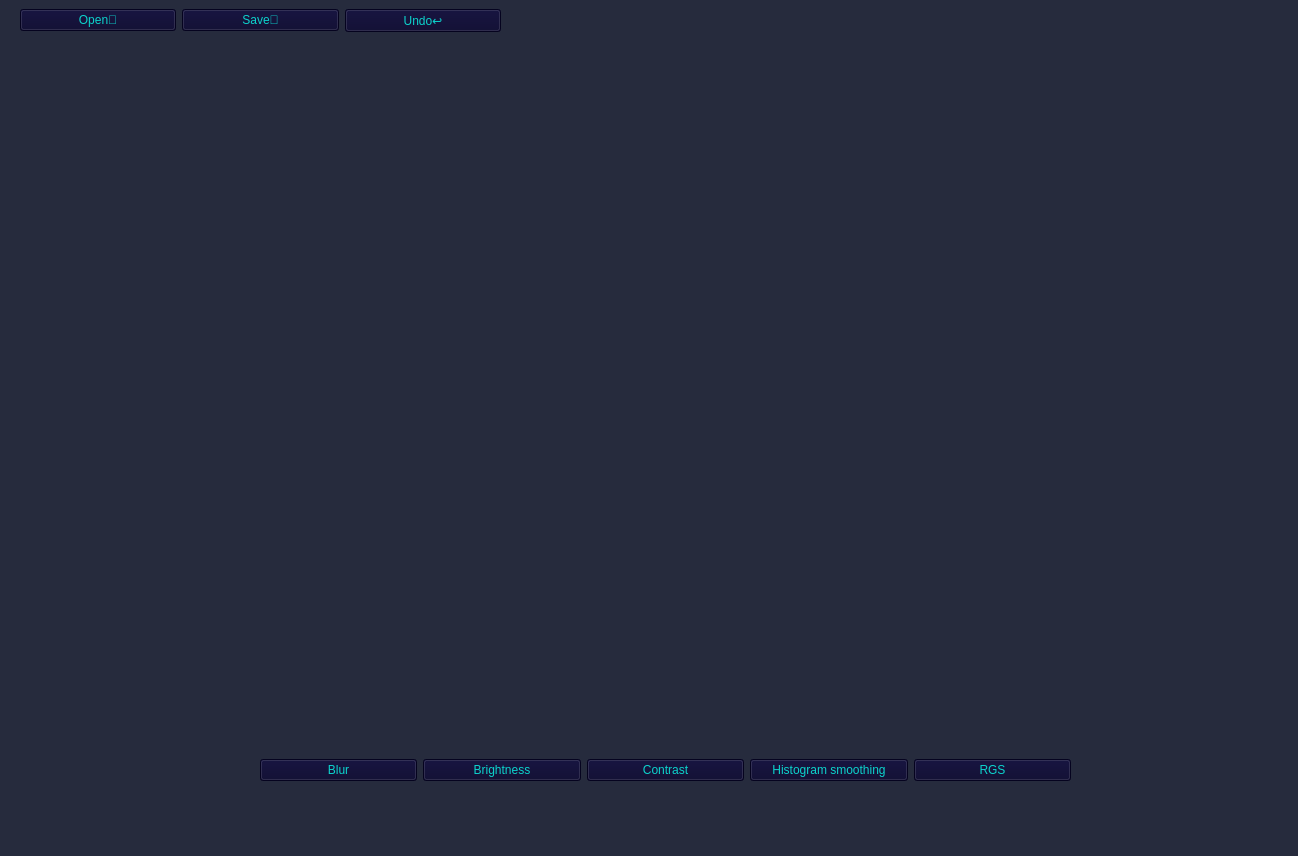
First picture: the form in picture_editor/mainwindow.ui, repository patricianagy/Szakdolgozat, before the edit.
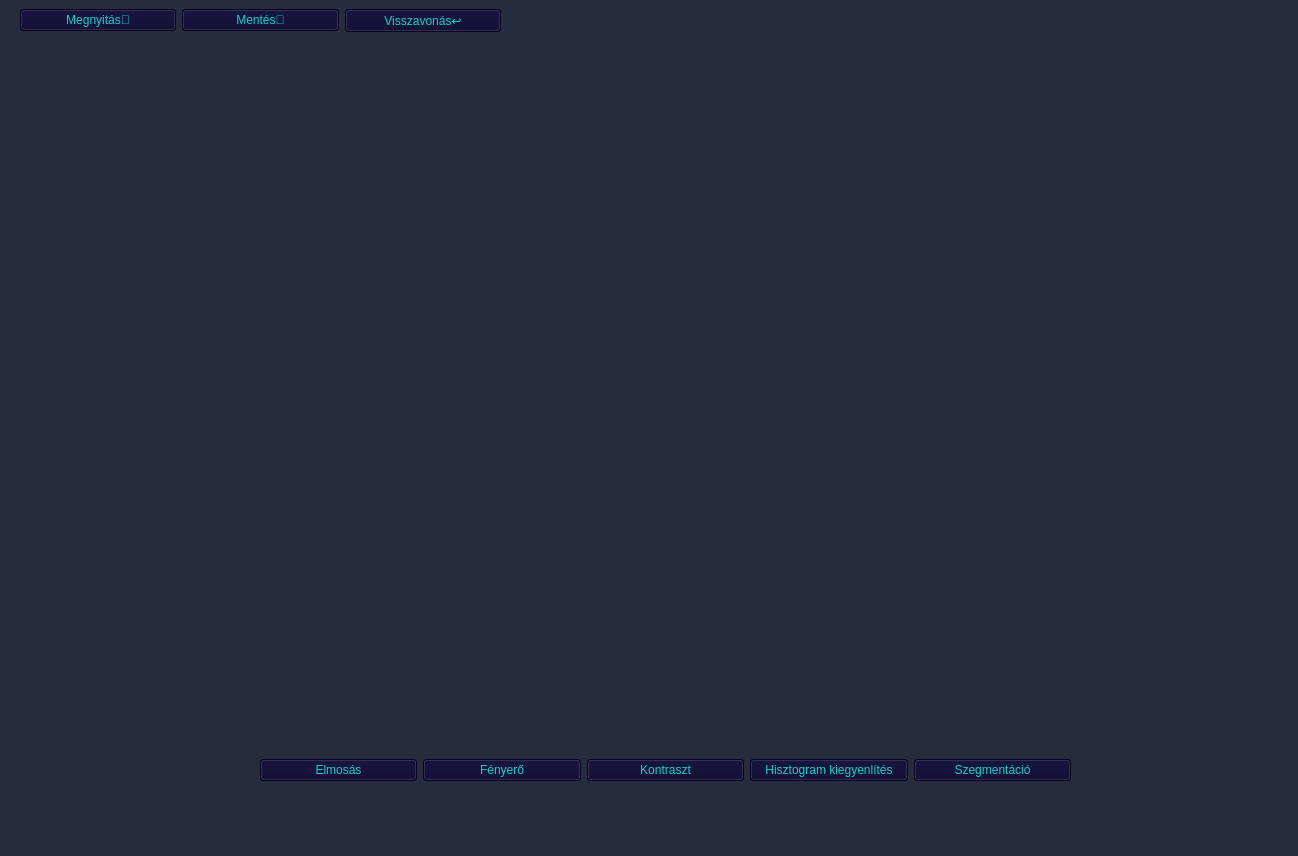
Second picture: the form after the edit.

Commit message: Fixed histogram smoothing and region based segmentation

What changed in the file:
```diff
--- a/picture_editor/mainwindow.ui
+++ b/picture_editor/mainwindow.ui
@@ -61,7 +61,7 @@
 color: rgb(12, 211, 204);</string>
        </property>
        <property name="text">
-        <string>Open📂</string>
+        <string>Megnyitás📂</string>
        </property>
       </widget>
      </item>
@@ -73,7 +73,7 @@
 color: rgb(12, 211, 204);</string>
        </property>
        <property name="text">
-        <string>Save💾</string>
+        <string>Mentés💾</string>
        </property>
       </widget>
      </item>
@@ -85,7 +85,7 @@
 color: rgb(12, 211, 204);</string>
        </property>
        <property name="text">
-        <string>Undo↩</string>
+        <string>Visszavonás↩</string>
        </property>
       </widget>
      </item>
@@ -109,7 +109,7 @@
 color: rgb(12, 211, 204);</string>
        </property>
        <property name="text">
-        <string>Blur</string>
+        <string>Elmosás</string>
        </property>
       </widget>
      </item>
@@ -121,7 +121,7 @@
 color: rgb(12, 211, 204);</string>
        </property>
        <property name="text">
-        <string>Brightness</string>
+        <string>Fényerő</string>
        </property>
       </widget>
      </item>
@@ -133,7 +133,7 @@
 color: rgb(12, 211, 204);</string>
        </property>
        <property name="text">
-        <string>Contrast</string>
+        <string>Kontraszt</string>
        </property>
       </widget>
      </item>
@@ -145,7 +145,7 @@
 color: rgb(12, 211, 204);</string>
        </property>
        <property name="text">
-        <string>Histogram smoothing</string>
+        <string>Hisztogram kiegyenlítés</string>
        </property>
       </widget>
      </item>
@@ -157,7 +157,7 @@
 color: rgb(12, 211, 204);</string>
        </property>
        <property name="text">
-        <string>RGS</string>
+        <string>Szegmentáció</string>
        </property>
       </widget>
      </item>
```
The commit also changes 50 other files.
